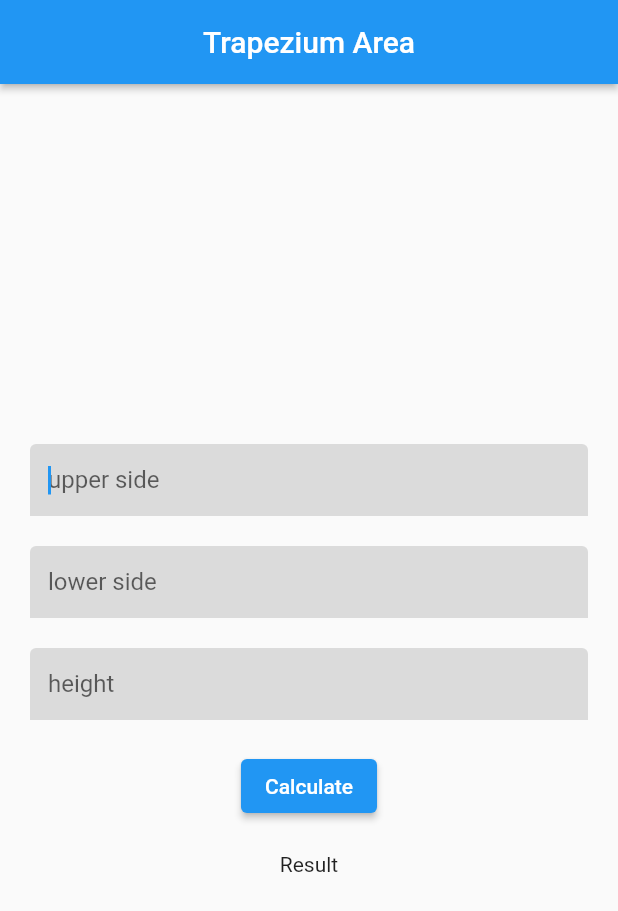
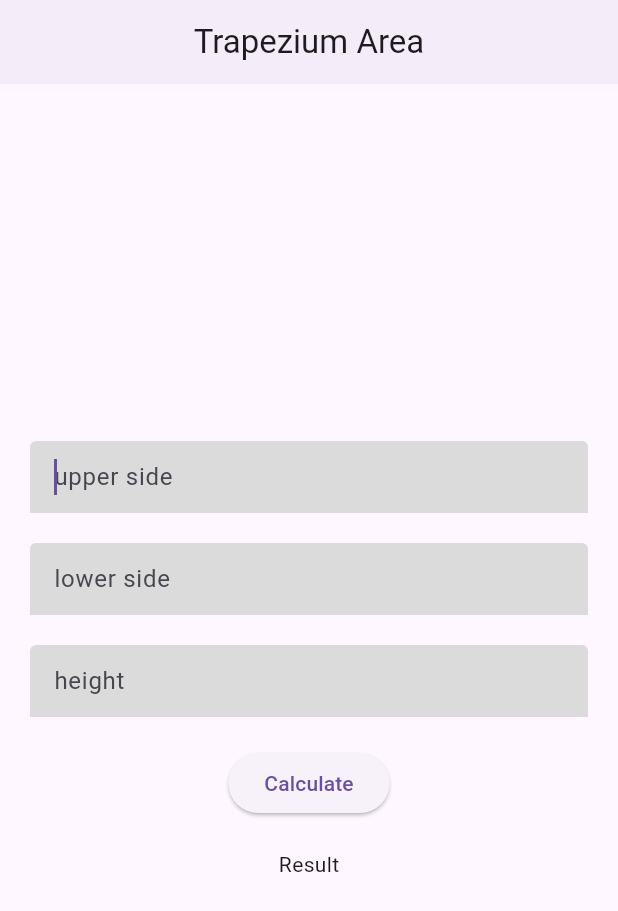
Before and after one commit to Shota-Abe/trapezium_area, a Flutter app: the screen it shows after launch, on a phone screen of 412 x 824 dp. Shown: the top 911 px of the screen. Run offline on Flutter 3.47's test engine with Material 2 defaults, Android fonts, the phone set to English and light mode, and no system bars; our stand-ins replace google_fonts.

Commit message:
リファクタリング

```diff
--- a/lib/main.dart
+++ b/lib/main.dart
@@ -9,6 +9,10 @@ class MyApp extends StatelessWidget {
   @override
   Widget build(BuildContext context) {
     return MaterialApp(
+      theme: ThemeData(
+        useMaterial3: true,
+        // colorSchemeSeed: Colors.blueGrey,
+      ),
       home: HomePageWidget(),
     );
   }
```
